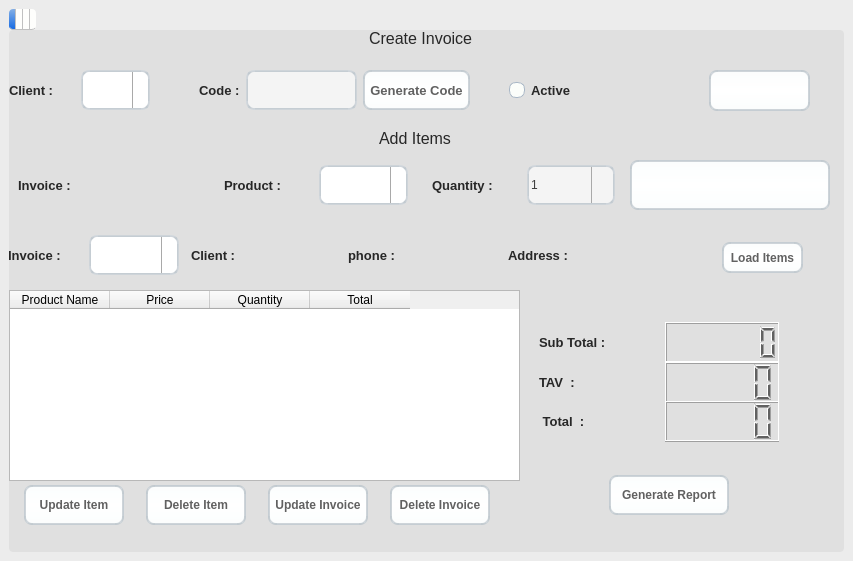
This is main.ui in alaeddinem2/InvoicesSystem as Qt 5 draws it before an edit. The edited form follows.
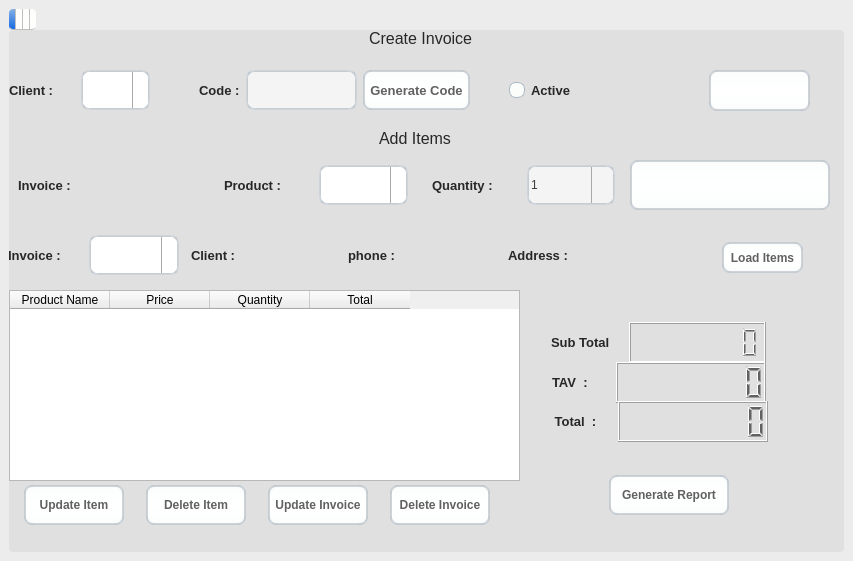
This is the edited form. Icons and pictures are not drawn.

```diff
--- a/main.ui
+++ b/main.ui
@@ -867,6 +867,12 @@
          <layout class="QHBoxLayout" name="horizontalLayout_10">
           <item>
            <widget class="QLabel" name="label_11">
+            <property name="maximumSize">
+             <size>
+              <width>60</width>
+              <height>16777215</height>
+             </size>
+            </property>
             <property name="font">
              <font>
               <pointsize>10</pointsize>
@@ -883,7 +889,7 @@
            <widget class="QLCDNumber" name="subTotal">
             <property name="maximumSize">
              <size>
-              <width>115</width>
+              <width>137</width>
               <height>52</height>
              </size>
             </property>
@@ -894,7 +900,7 @@
              </font>
             </property>
             <property name="digitCount">
-             <number>6</number>
+             <number>8</number>
             </property>
             <property name="value" stdset="0">
              <double>0.000000000000000</double>
@@ -915,6 +921,12 @@
          <layout class="QHBoxLayout" name="horizontalLayout_12">
           <item>
            <widget class="QLabel" name="label_16">
+            <property name="maximumSize">
+             <size>
+              <width>45</width>
+              <height>16777215</height>
+             </size>
+            </property>
             <property name="font">
              <font>
               <pointsize>10</pointsize>
@@ -931,10 +943,13 @@
            <widget class="QLCDNumber" name="TAV">
             <property name="maximumSize">
              <size>
-              <width>115</width>
+              <width>150</width>
               <height>52</height>
              </size>
             </property>
+            <property name="digitCount">
+             <number>8</number>
+            </property>
            </widget>
           </item>
          </layout>
@@ -951,6 +966,12 @@
          <layout class="QHBoxLayout" name="horizontalLayout_13">
           <item>
            <widget class="QLabel" name="label_17">
+            <property name="maximumSize">
+             <size>
+              <width>49</width>
+              <height>16777215</height>
+             </size>
+            </property>
             <property name="font">
              <font>
               <pointsize>10</pointsize>
@@ -967,10 +988,13 @@
            <widget class="QLCDNumber" name="Total">
             <property name="maximumSize">
              <size>
-              <width>115</width>
+              <width>150</width>
               <height>52</height>
              </size>
             </property>
+            <property name="digitCount">
+             <number>8</number>
+            </property>
            </widget>
           </item>
          </layout>
```
